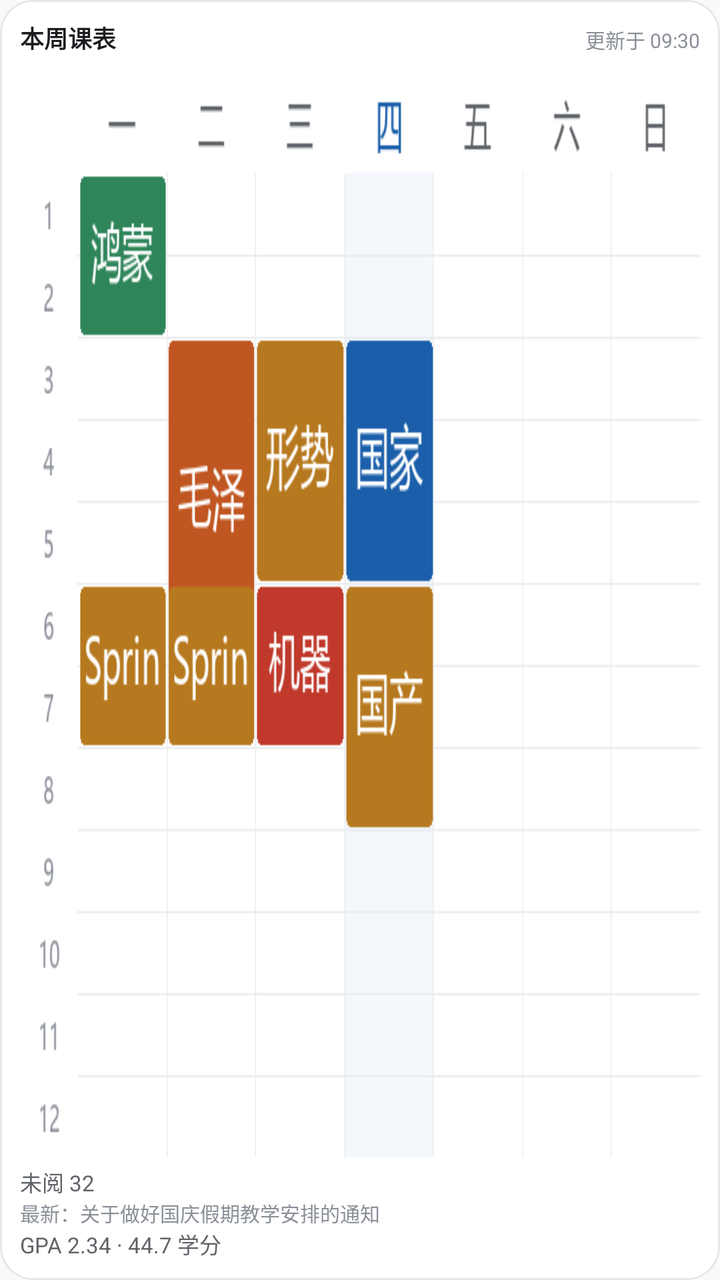
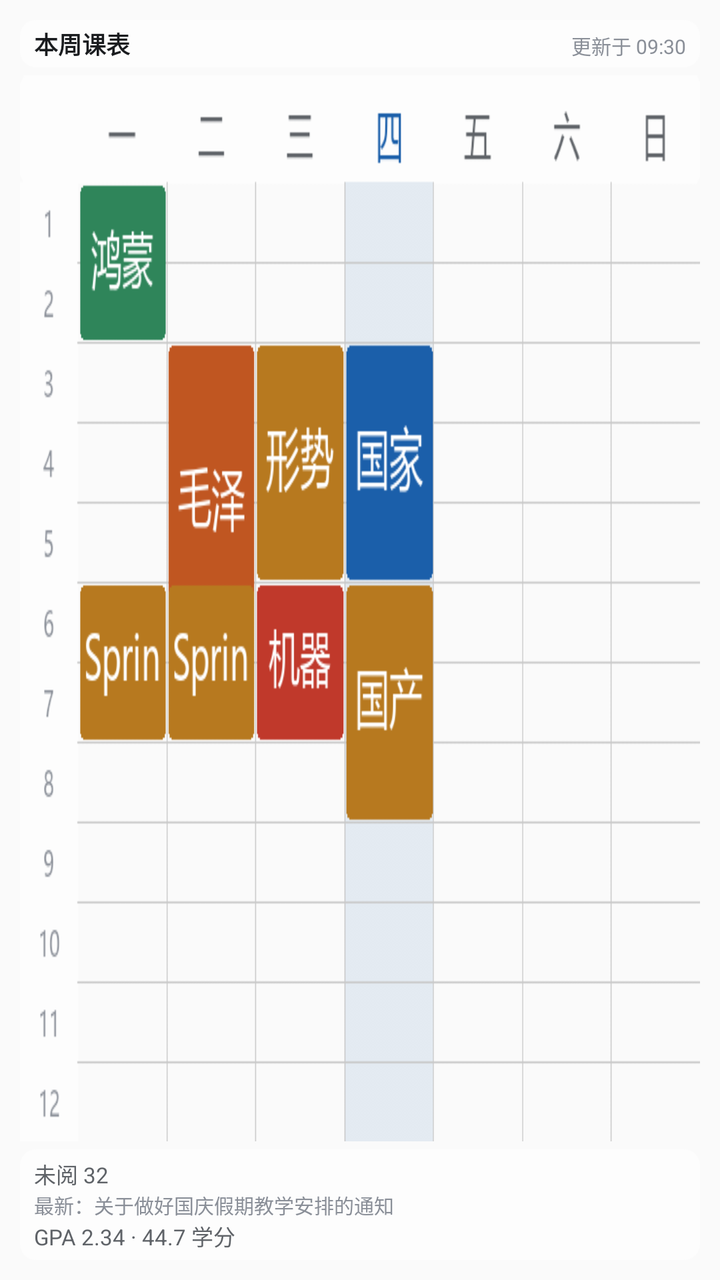

Screens rendered from an Android XML layout before and after an edit, with the pre-edit source and the edit as a unified diff.
<!-- AndroidManifest.xml: application theme AppTheme -->
<!-- res/layout/widget_week_preview.xml -->
<?xml version="1.0" encoding="utf-8"?>
<LinearLayout xmlns:android="http://schemas.android.com/apk/res/android"
    android:layout_width="match_parent"
    android:layout_height="match_parent"
    android:background="@drawable/widget_bg_light"
    android:orientation="vertical"
    android:padding="10dp">

    <LinearLayout
        android:layout_width="match_parent"
        android:layout_height="wrap_content"
        android:orientation="horizontal">

        <TextView
            android:layout_width="0dp"
            android:layout_height="wrap_content"
            android:layout_weight="1"
            android:maxLines="1"
            android:text="本周课表"
            android:textColor="#1A1C1F"
            android:textSize="12sp"
            android:textStyle="bold" />

        <TextView
            android:layout_width="wrap_content"
            android:layout_height="wrap_content"
            android:maxLines="1"
            android:text="更新于 09:30"
            android:textColor="#8A8F98"
            android:textSize="10sp" />
    </LinearLayout>

    <ImageView
        android:layout_width="match_parent"
        android:layout_height="0dp"
        android:layout_marginTop="4dp"
        android:layout_weight="1"
        android:contentDescription="@string/widget_title_week"
        android:scaleType="fitXY"
        android:src="@drawable/widget_week_preview" />

    <TextView
        android:layout_width="match_parent"
        android:layout_height="wrap_content"
        android:layout_marginTop="4dp"
        android:maxLines="1"
        android:text="未阅 32"
        android:textColor="#5F6368"
        android:textSize="11sp" />

    <TextView
        android:layout_width="match_parent"
        android:layout_height="wrap_content"
        android:ellipsize="end"
        android:maxLines="1"
        android:text="最新：关于做好国庆假期教学安排的通知"
        android:textColor="#8A8F98"
        android:textSize="10sp" />

    <TextView
        android:layout_width="match_parent"
        android:layout_height="wrap_content"
        android:maxLines="1"
        android:text="GPA 2.34 · 44.7 学分"
        android:textColor="#5F6368"
        android:textSize="11sp" />
</LinearLayout>
<!-- resources referenced by this layout -->
<resources>
  <!-- drawable widget_bg_light (drawable) -->
  <?xml version="1.0" encoding="utf-8"?>
  <shape xmlns:android="http://schemas.android.com/apk/res/android"
      android:shape="rectangle">
      <solid android:color="#FFFFFF" />
      <corners android:radius="16dp" />
      <stroke
          android:width="1dp"
          android:color="#E6E8EB" />
  </shape>
  <!-- drawable widget_week_preview: png bitmap (drawable-nodpi, 22158 bytes) -->
  <string name="widget_title_week">本周课表</string>
  <style name="AppTheme" parent="Theme.AppCompat.Light.DarkActionBar">
          
          <item name="colorPrimary">@color/colorPrimary</item>
          <item name="colorPrimaryDark">@color/colorPrimaryDark</item>
          <item name="colorAccent">@color/colorAccent</item>
      </style>
</resources>

<!-- the commit's change to res/layout/widget_week_preview.xml (unified diff, before → after) -->
@@ -2,14 +2,18 @@
 <LinearLayout xmlns:android="http://schemas.android.com/apk/res/android"
     android:layout_width="match_parent"
     android:layout_height="match_parent"
-    android:background="@drawable/widget_bg_light"
     android:orientation="vertical"
     android:padding="10dp">
 
     <LinearLayout
         android:layout_width="match_parent"
         android:layout_height="wrap_content"
-        android:orientation="horizontal">
+        android:background="@drawable/widget_strip_light"
+        android:orientation="horizontal"
+        android:paddingStart="7dp"
+        android:paddingTop="3dp"
+        android:paddingEnd="7dp"
+        android:paddingBottom="3dp">
 
         <TextView
             android:layout_width="0dp"
@@ -39,29 +43,40 @@
         android:scaleType="fitXY"
         android:src="@drawable/widget_week_preview" />
 
-    <TextView
+    <LinearLayout
         android:layout_width="match_parent"
         android:layout_height="wrap_content"
         android:layout_marginTop="4dp"
-        android:maxLines="1"
-        android:text="未阅 32"
-        android:textColor="#5F6368"
-        android:textSize="11sp" />
+        android:background="@drawable/widget_strip_light"
+        android:orientation="vertical"
+        android:paddingStart="7dp"
+        android:paddingTop="4dp"
+        android:paddingEnd="7dp"
+        android:paddingBottom="4dp">
 
-    <TextView
-        android:layout_width="match_parent"
-        android:layout_height="wrap_content"
-        android:ellipsize="end"
-        android:maxLines="1"
-        android:text="最新：关于做好国庆假期教学安排的通知"
-        android:textColor="#8A8F98"
-        android:textSize="10sp" />
+        <TextView
+            android:layout_width="match_parent"
+            android:layout_height="wrap_content"
+            android:maxLines="1"
+            android:text="未阅 32"
+            android:textColor="#5F6368"
+            android:textSize="11sp" />
 
-    <TextView
-        android:layout_width="match_parent"
-        android:layout_height="wrap_content"
-        android:maxLines="1"
-        android:text="GPA 2.34 · 44.7 学分"
-        android:textColor="#5F6368"
-        android:textSize="11sp" />
+        <TextView
+            android:layout_width="match_parent"
+            android:layout_height="wrap_content"
+            android:ellipsize="end"
+            android:maxLines="1"
+            android:text="最新：关于做好国庆假期教学安排的通知"
+            android:textColor="#8A8F98"
+            android:textSize="10sp" />
+
+        <TextView
+            android:layout_width="match_parent"
+            android:layout_height="wrap_content"
+            android:maxLines="1"
+            android:text="GPA 2.34 · 44.7 学分"
+            android:textColor="#5F6368"
+            android:textSize="11sp" />
+    </LinearLayout>
 </LinearLayout>
<!-- resource entries referenced after the edit -->
@@ -1,16 +1,13 @@
 <!-- resources referenced by this layout -->
 <resources>
-  <!-- drawable widget_bg_light (drawable) -->
+  <!-- drawable widget_strip_light (drawable) -->
   <?xml version="1.0" encoding="utf-8"?>
   <shape xmlns:android="http://schemas.android.com/apk/res/android"
       android:shape="rectangle">
-      <solid android:color="#FFFFFF" />
-      <corners android:radius="16dp" />
-      <stroke
-          android:width="1dp"
-          android:color="#E6E8EB" />
+      <solid android:color="#99FFFFFF" />
+      <corners android:radius="8dp" />
   </shape>
-  <!-- drawable widget_week_preview: png bitmap (drawable-nodpi, 22158 bytes) -->
+  <!-- drawable widget_week_preview: png bitmap (drawable-nodpi, 25567 bytes) -->
   <string name="widget_title_week">本周课表</string>
   <style name="AppTheme" parent="Theme.AppCompat.Light.DarkActionBar">
           
